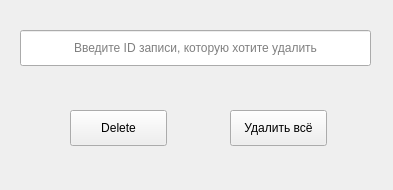
Qt form deleteweatherrecord.ui (ViNN280801/CourseWork2) before a commit.
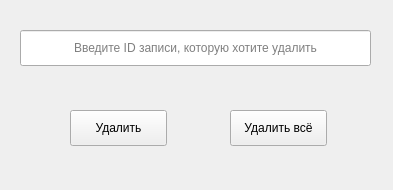
The same form after that commit.

Commit message: deleteweatherrecord was modified

The edit to the form file:
```diff
--- a/deleteweatherrecord.ui
+++ b/deleteweatherrecord.ui
@@ -35,7 +35,7 @@
     </rect>
    </property>
    <property name="text">
-    <string>Delete</string>
+    <string>Удалить</string>
    </property>
   </widget>
   <widget class="QPushButton" name="deleteAllPushButton">
```
Left out of the diff: 2 changed lines with no effect on the pictures. The commit also changes 1 other file.
